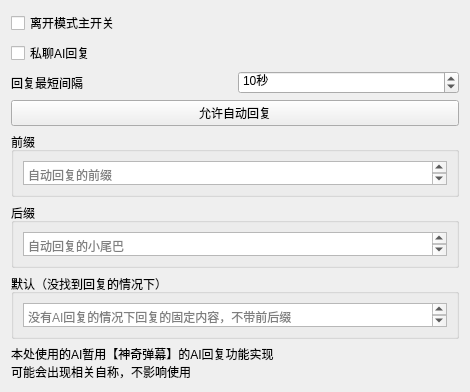
Above: widgets/settings/leavemodewidget.ui from iwxyi/CatlikeQQ before the change. Below: the same form after it.
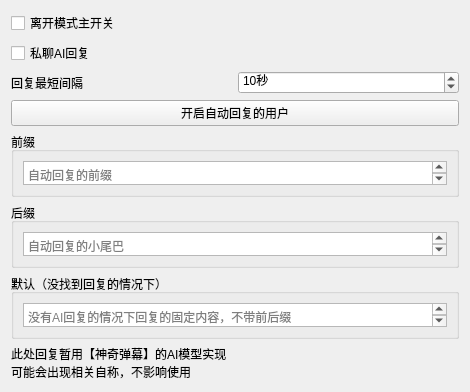
That is the form after the change. Custom widgets are drawn as their Qt base class.

```diff
--- a/widgets/settings/leavemodewidget.ui
+++ b/widgets/settings/leavemodewidget.ui
@@ -58,7 +58,7 @@
    <item>
     <widget class="InteractiveButtonBase" name="aiReplyAllowButton">
      <property name="text">
-      <string>允许自动回复</string>
+      <string>开启自动回复的用户</string>
      </property>
     </widget>
    </item>
@@ -131,7 +131,7 @@
    <item>
     <widget class="QLabel" name="label_2">
      <property name="text">
-      <string>本处使用的AI暂用【神奇弹幕】的AI回复功能实现
+      <string>此处回复暂用【神奇弹幕】的AI模型实现
 可能会出现相关自称，不影响使用</string>
      </property>
     </widget>
```
